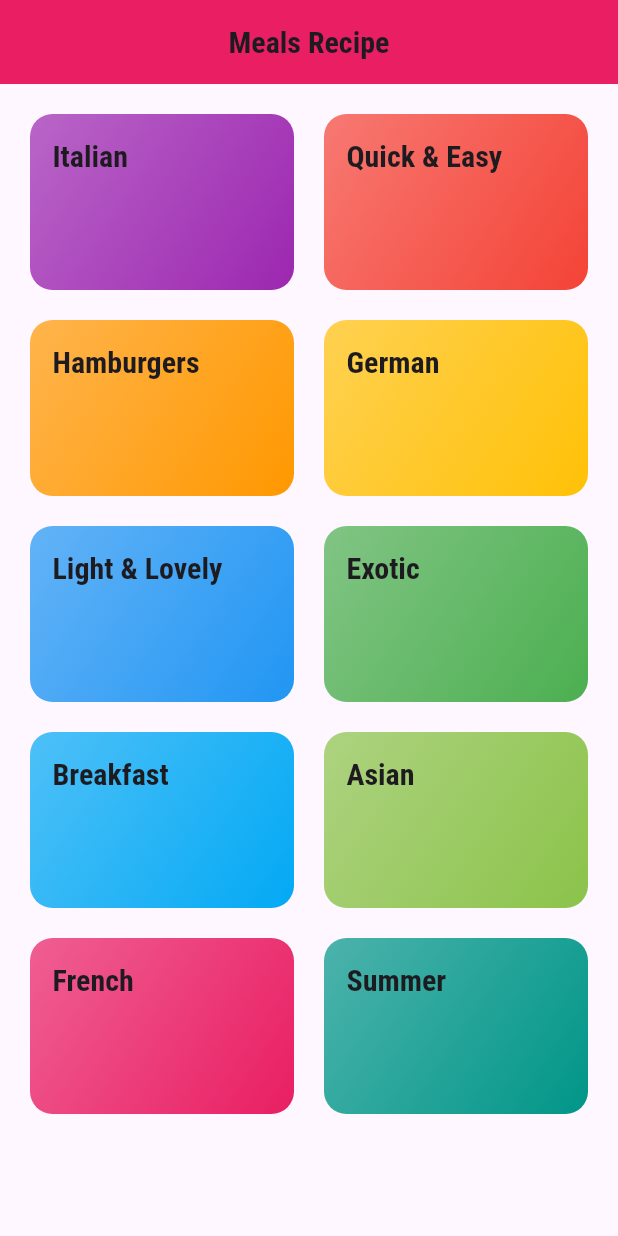
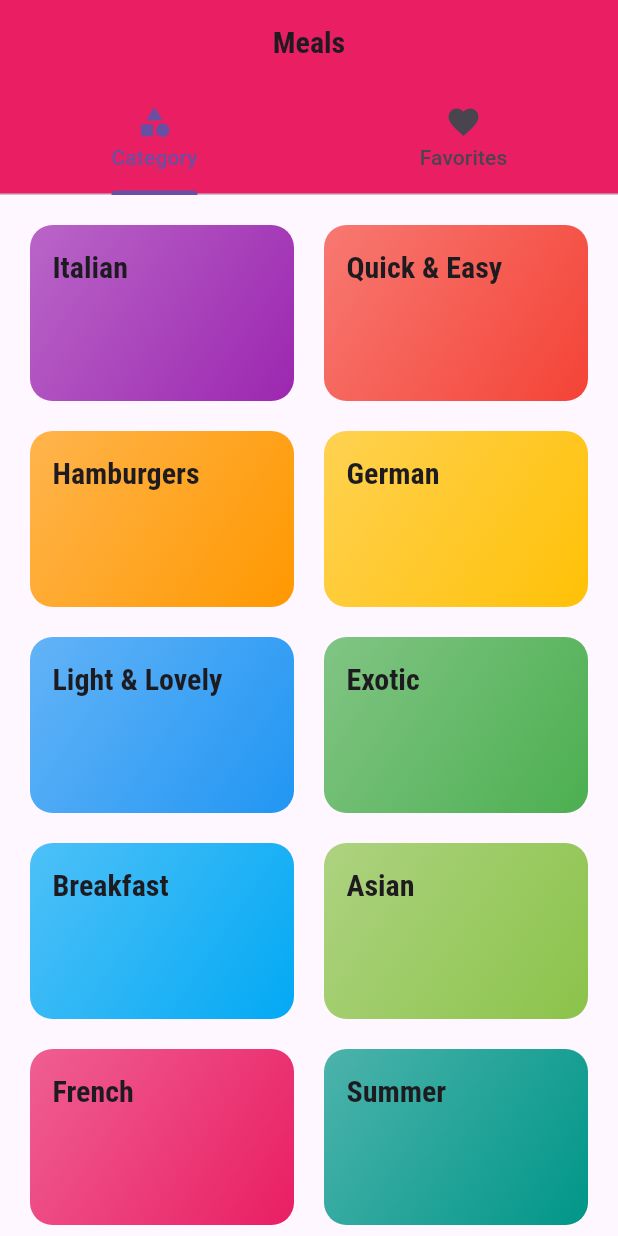
Before and after one commit to asadullah43/meals_app, a Flutter app: the screen it shows after launch, on a phone screen of 412 x 824 dp. Run offline on Flutter 3.47's test engine with Material 3 defaults, Android fonts, the phone set to English and light mode, and no system bars.

Commit message:
added a tab bar

```diff
--- a/lib/main.dart
+++ b/lib/main.dart
@@ -2,6 +2,7 @@ import 'package:flutter/material.dart';
 import 'package:meals_app/screens/categories_screen.dart';
 import 'package:meals_app/screens/category_meals_screen.dart';
 import 'package:meals_app/screens/meal_detail_screen.dart';
+import 'package:meals_app/screens/tabs_screen.dart';
 
 void main() {
   runApp(const MyApp());
@@ -40,7 +41,7 @@ class MyApp extends StatelessWidget {
             ),
       ),
       routes: {
-        '/': (context) => const CategoriesScreen(),
+        '/': (context) => const TabsScreen(),
         CategoryMealsScreen.routeName: (context) => const CategoryMealsScreen(),
         MealDetailScreen.routeName: (context) => const MealDetailScreen(),
       },
--- a/lib/screens/categories_screen.dart
+++ b/lib/screens/categories_screen.dart
@@ -8,12 +8,7 @@ class CategoriesScreen extends StatelessWidget {
 
   @override
   Widget build(BuildContext context) {
-    return Scaffold(
-      appBar: AppBar(
-        title: const Text('Meals Recipe'),
-        centerTitle: true,
-      ),
-      body: GridView(
+    return GridView(
         padding: const EdgeInsets.all(20),
         gridDelegate: const SliverGridDelegateWithMaxCrossAxisExtent(
           maxCrossAxisExtent: 200,
@@ -27,7 +22,6 @@ class CategoriesScreen extends StatelessWidget {
                   title: catData.title,
                   color: catData.color,
                 ))
-              .toList()),
-    );
+            .toList());
   }
 }
--- /dev/null
+++ b/lib/screens/favorites_screen.dart
@@ -0,0 +1,12 @@
+import 'package:flutter/material.dart';
+
+class FavoritesScreen extends StatelessWidget {
+  const FavoritesScreen({super.key});
+
+  @override
+  Widget build(BuildContext context) {
+    return const Center(
+      child: Text('favorite screen'),
+    );
+  }
+}
--- /dev/null
+++ b/lib/screens/tabs_screen.dart
@@ -0,0 +1,46 @@
+import 'package:flutter/material.dart';
+import 'package:meals_app/screens/categories_screen.dart';
+import 'package:meals_app/screens/favorites_screen.dart';
+
+class TabsScreen extends StatefulWidget {
+  const TabsScreen({super.key});
+
+  @override
+  State<TabsScreen> createState() => _TabsScreenState();
+}
+
+class _TabsScreenState extends State<TabsScreen> {
+  @override
+  Widget build(BuildContext context) {
+    return DefaultTabController(
+      length: 2,
+      // initialIndex: 0,
+      child: Scaffold(
+        appBar: AppBar(
+          centerTitle: true,
+          title: const Text('Meals'),
+          bottom: const TabBar(tabs: [
+            Tab(
+              icon: Icon(
+                Icons.category,
+              ),
+              text: 'Category',
+            ),
+            Tab(
+              icon: Icon(
+                Icons.favorite,
+              ),
+              text: 'Favorites',
+            ),
+          ]),
+        ),
+        body: const TabBarView(
+          children: [
+            CategoriesScreen(),
+            FavoritesScreen(),
+          ],
+        ),
+      ),
+    );
+  }
+}
```
Lines whose indentation alone changed are shown as unchanged.
